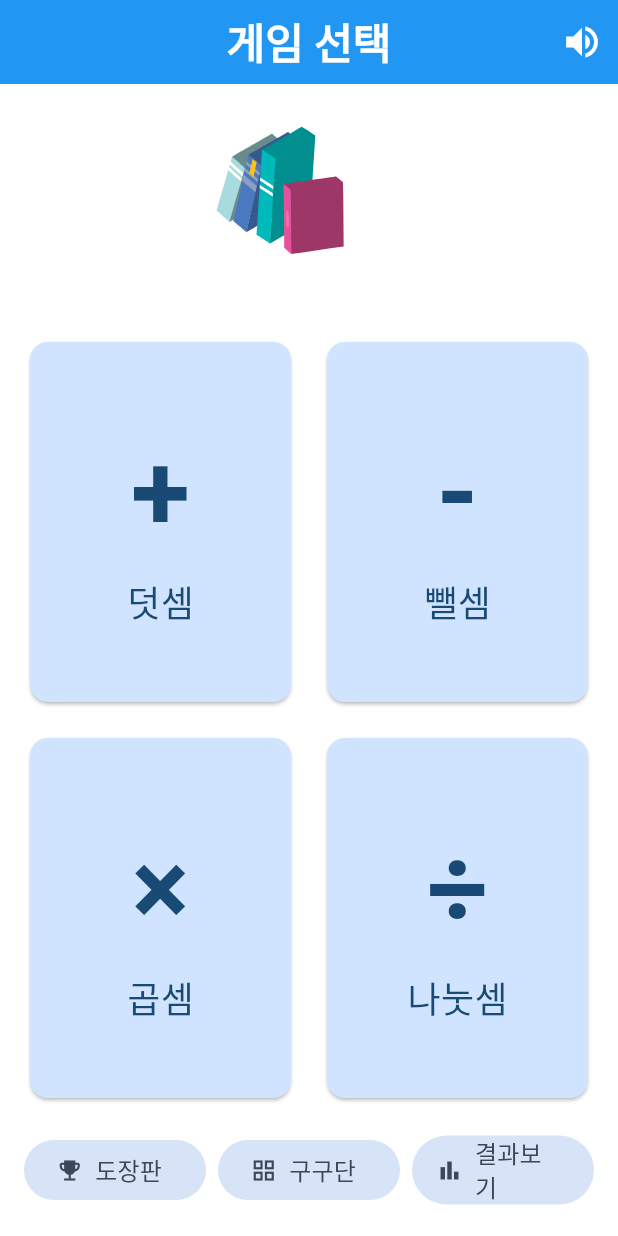
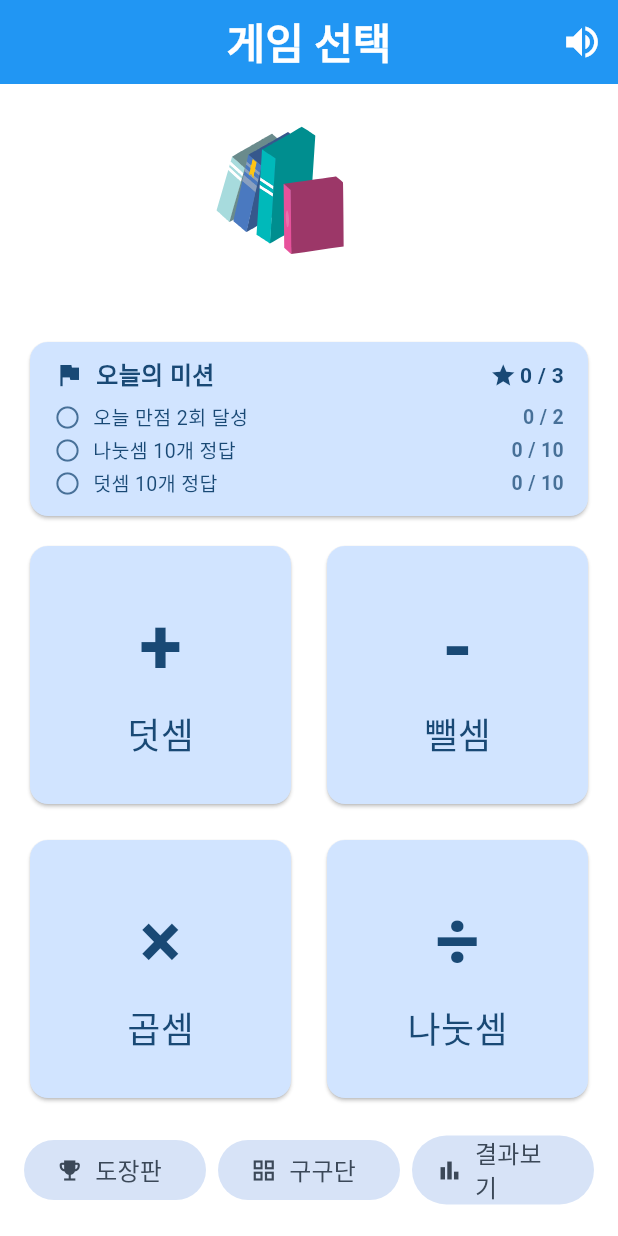
Before and after one commit to TaeSeungRyu/ChildrenMathGame, a Flutter app: the screen it shows after launch, on a phone screen of 412 x 824 dp. Run offline on Flutter 3.47's test engine with Material 3 defaults, Android fonts, the phone set to English and light mode, and no system bars; our stand-ins replace audioplayers, get, google_fonts, lottie, shared_preferences; Roboto replaces fonts that are missing (Jua).

Commit message:
자녀용 수학 게임 with claudeCode - 32
- 데일리 미션 추가

```diff
--- /dev/null
+++ b/lib/app/data/models/daily_mission.dart
@@ -0,0 +1,57 @@
+import 'game_type.dart';
+
+enum DailyMissionType {
+  // Total correct answers across all of today's challenge runs.
+  correctAnswers,
+  // Number of perfect games (correct == total) today.
+  perfectGames,
+  // Max single-game combo achieved today.
+  achieveCombo,
+  // Correct answers within a specific operation type today.
+  correctInType,
+}
+
+class DailyMission {
+  const DailyMission({
+    required this.type,
+    required this.target,
+    this.gameType,
+  });
+
+  final DailyMissionType type;
+  final int target;
+  // Only used when [type] is [DailyMissionType.correctInType].
+  final GameType? gameType;
+
+  // Stable key used for dedupe — two missions of the same shape (same type
+  // and same gameType, regardless of target) shouldn't both appear today.
+  String get dedupeKey => '${type.name}|${gameType?.name ?? ''}';
+
+  String get description {
+    switch (type) {
+      case DailyMissionType.correctAnswers:
+        return '오늘 정답 $target개 맞히기';
+      case DailyMissionType.perfectGames:
+        return '오늘 만점 $target회 달성';
+      case DailyMissionType.achieveCombo:
+        return '$target 이상 콤보 기록';
+      case DailyMissionType.correctInType:
+        return '${gameType!.label} $target개 정답';
+    }
+  }
+}
+
+class DailyMissionStatus {
+  const DailyMissionStatus({
+    required this.mission,
+    required this.progress,
+  });
+
+  final DailyMission mission;
+  final int progress;
+
+  bool get isComplete => progress >= mission.target;
+  // Clamped value useful for progress bars / X/Y displays.
+  int get progressClamped =>
+      progress > mission.target ? mission.target : progress;
+}
--- a/lib/app/modules/home/home_controller.dart
+++ b/lib/app/modules/home/home_controller.dart
@@ -1,8 +1,10 @@
 import 'package:get/get.dart';
 
+import '../../data/models/daily_mission.dart';
 import '../../data/models/game_type.dart';
 import '../../data/services/record_service.dart';
 import '../../routes/app_routes.dart';
+import '../../shared/daily_missions.dart';
 import '../../shared/weakness.dart';
 
 class HomeController extends GetxController {
@@ -10,8 +12,12 @@ class HomeController extends GetxController {
 
   late final int streakDays = _records.currentStreak();
   late final WeaknessAnalysis weakness = analyzeWeakness(_records.all());
+  late final List<DailyMissionStatus> missions = evaluateDailyMissions(
+    _records.all(),
+  );
 
   WeaknessBucket? get recommendation => weakness.recommendation;
+  int get missionsCompleted => missions.where((m) => m.isComplete).length;
 
   void selectGame(GameType type) {
     Get.toNamed(AppRoutes.levelSelect, arguments: type);
--- a/lib/app/modules/home/home_view.dart
+++ b/lib/app/modules/home/home_view.dart
@@ -2,6 +2,7 @@ import 'package:flutter/material.dart';
 import 'package:get/get.dart';
 import 'package:lottie/lottie.dart';
 
+import '../../data/models/daily_mission.dart';
 import '../../data/models/game_type.dart';
 import '../../data/services/sfx_service.dart';
 import '../../shared/weakness.dart';
@@ -48,6 +49,11 @@ class HomeView extends GetView<HomeController> {
                     ),
                 ],
               ),
+            ),
+            const SizedBox(height: 12),
+            _DailyMissionCard(
+              missions: controller.missions,
+              completed: controller.missionsCompleted,
             ),
             const SizedBox(height: 12),
             if (controller.recommendation != null) ...[
@@ -202,6 +208,128 @@ class _StreakBadge extends StatelessWidget {
   }
 }
 
+class _DailyMissionCard extends StatelessWidget {
+  const _DailyMissionCard({required this.missions, required this.completed});
+
+  final List<DailyMissionStatus> missions;
+  final int completed;
+
+  @override
+  Widget build(BuildContext context) {
+    final scheme = Theme.of(context).colorScheme;
+    final allDone = completed == missions.length && missions.isNotEmpty;
+    return Card(
+      color: allDone ? scheme.primary : scheme.primaryContainer,
+      child: Padding(
+        padding: const EdgeInsets.fromLTRB(16, 10, 16, 12),
+        child: Column(
+          crossAxisAlignment: CrossAxisAlignment.stretch,
+          children: [
+            Row(
+              children: [
+                Icon(
+                  allDone ? Icons.celebration : Icons.flag,
+                  size: 20,
+                  color: allDone
+                      ? scheme.onPrimary
+                      : scheme.onPrimaryContainer,
+                ),
+                const SizedBox(width: 8),
+                Text(
+                  allDone ? '오늘의 미션 완료!' : '오늘의 미션',
+                  style: TextStyle(
+                    fontSize: 16,
+                    fontWeight: FontWeight.bold,
+                    color: allDone
+                        ? scheme.onPrimary
+                        : scheme.onPrimaryContainer,
+                  ),
+                ),
+                const Spacer(),
+                Row(
+                  mainAxisSize: MainAxisSize.min,
+                  children: [
+                    Icon(
+                      Icons.star,
+                      size: 18,
+                      color: allDone
+                          ? const Color(0xFFFFD54F)
+                          : scheme.onPrimaryContainer,
+                    ),
+                    const SizedBox(width: 2),
+                    Text(
+                      '$completed / ${missions.length}',
+                      style: TextStyle(
+                        fontSize: 14,
+                        fontWeight: FontWeight.bold,
+                        color: allDone
+                            ? scheme.onPrimary
+                            : scheme.onPrimaryContainer,
+                      ),
+                    ),
+                  ],
+                ),
+              ],
+            ),
+            const SizedBox(height: 6),
+            for (var i = 0; i < missions.length; i++) ...[
+              _MissionRow(status: missions[i], onPrimary: allDone),
+              if (i != missions.length - 1) const SizedBox(height: 2),
+            ],
+          ],
+        ),
+      ),
+    );
+  }
+}
+
+class _MissionRow extends StatelessWidget {
+  const _MissionRow({required this.status, required this.onPrimary});
+
+  final DailyMissionStatus status;
+  // True when parent card uses the primary (filled) background — text needs
+  // onPrimary instead of onPrimaryContainer for contrast.
+  final bool onPrimary;
+
+  @override
+  Widget build(BuildContext context) {
+    final scheme = Theme.of(context).colorScheme;
+    final base = onPrimary ? scheme.onPrimary : scheme.onPrimaryContainer;
+    final muted = base.withValues(alpha: 0.75);
+    final done = status.isComplete;
+    return Row(
+      children: [
+        Icon(
+          done ? Icons.check_circle : Icons.radio_button_unchecked,
+          size: 18,
+          color: done ? const Color(0xFF66BB6A) : muted,
+        ),
+        const SizedBox(width: 8),
+        Expanded(
+          child: Text(
+            status.mission.description,
+            style: TextStyle(
+              fontSize: 13,
+              fontWeight: done ? FontWeight.w600 : FontWeight.normal,
+              color: base,
+              decoration: done ? TextDecoration.lineThrough : null,
+              decorationColor: muted,
+            ),
+          ),
+        ),
+        Text(
+          '${status.progressClamped} / ${status.mission.target}',
+          style: TextStyle(
+            fontSize: 13,
+            fontWeight: FontWeight.w600,
+            color: muted,
+          ),
+        ),
+      ],
+    );
+  }
+}
+
 class _RecommendationCard extends StatelessWidget {
   const _RecommendationCard({required this.bucket, required this.onTap});
 
@@ -290,7 +418,7 @@ class _GameTile extends StatelessWidget {
               Text(
                 type.symbol,
                 style: TextStyle(
-                  fontSize: 72,
+                  fontSize: 52,
                   fontWeight: FontWeight.bold,
                   color: scheme.onPrimaryContainer,
                 ),
```
Also changed, not shown: lib/app/shared/daily_missions.dart (added, +100 -0 lines), 2 other files.
